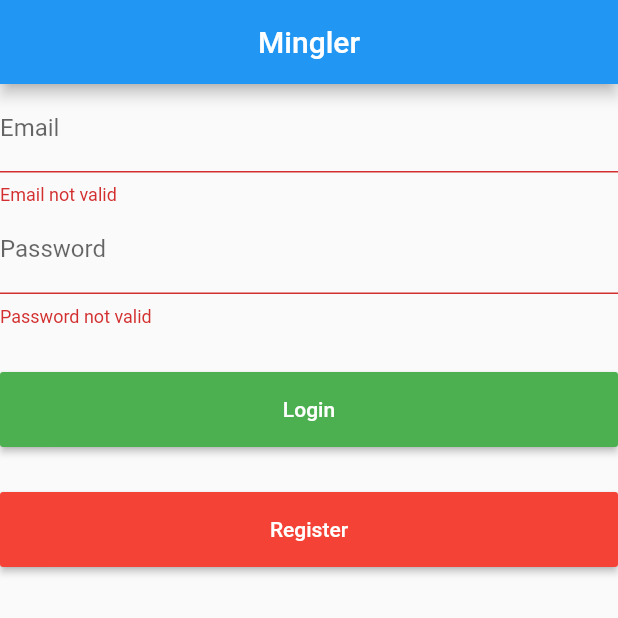
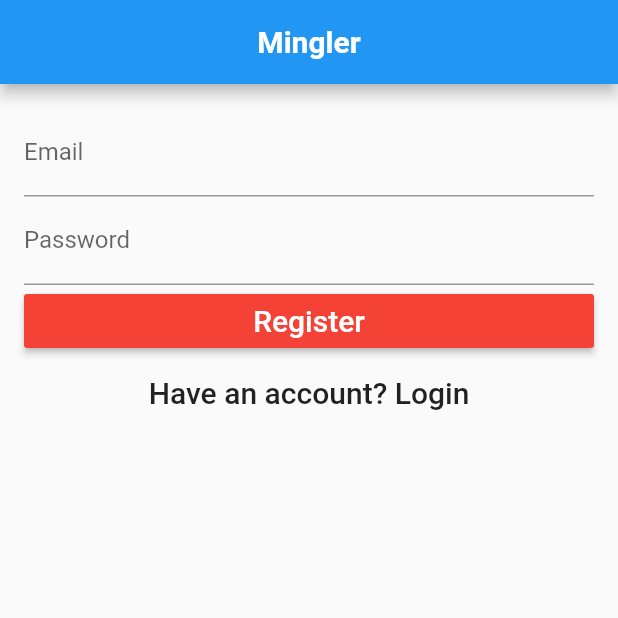
Before and after one commit to softeng-feup/open-cx-powerrangers, a Flutter app: the screen it shows after launch, after a tap on "Login", after a tap on "Register", on a phone screen of 412 x 824 dp, the top half of it. Run offline on Flutter 3.47's test engine with Material 2 defaults, Android fonts, the phone set to English and light mode, and no system bars; our stand-ins replace firebase_auth; accounts and stored records are empty.

Commit message:
added all firebase functions and routes

```diff
--- /dev/null
+++ b/flutter_app/lib/app_screens/auth.dart
@@ -0,0 +1,38 @@
+import 'package:firebase_auth/firebase_auth.dart';
+
+//class for all authentication related code
+
+abstract class BaseAuth {
+  Future<String> signInWithEmailAndPassword(String email, String password);
+  Future<String> createUserWithEmailAndPassword(String email, String password);
+  Future<String> currentState();
+  Future<void> signOut();
+}
+
+class Auth implements BaseAuth{
+  final FirebaseAuth _fireBaseAuth = FirebaseAuth.instance;
+
+  Future<String> signInWithEmailAndPassword(String email, String password) async
+  {
+    FirebaseUser user = (await _fireBaseAuth.signInWithEmailAndPassword(email: email, password: password)).user;
+
+    return user.uid;
+  }
+
+  Future<String> createUserWithEmailAndPassword(String email, String password) async
+  {
+    FirebaseUser user = (await _fireBaseAuth.createUserWithEmailAndPassword(email: email, password: password)).user;
+    return user.uid;
+  }
+
+  Future<String> currentState() async
+  {
+    FirebaseUser user = await _fireBaseAuth.currentUser();
+    return user.uid;
+  }
+
+  Future<void> signOut() async
+  {
+    return _fireBaseAuth.signOut();
+  }
+}
--- a/flutter_app/lib/app_screens/homePage.dart
+++ b/flutter_app/lib/app_screens/homePage.dart
@@ -8,7 +8,7 @@ class homePage extends StatelessWidget
   {
     return new Scaffold(
       body: new Container(
-        child: new Text('your feed is empty :(')
+        child: new Text('Your feed is empty :(')
       ),
     );
   }
--- a/flutter_app/lib/app_screens/match.dart
+++ b/flutter_app/lib/app_screens/match.dart
@@ -1,5 +1,7 @@
 import 'package:flutter/material.dart';
+import 'package:flutter_app/app_screens/auth.dart';
 import 'package:flutter_app/app_screens/main_Menu.dart';
+import 'package:flutter_app/app_screens/root.dart';
 
 class Match extends StatefulWidget {
   @override
@@ -115,7 +117,7 @@ class _MatchState extends State<Match> {
             {
               Navigator.push(
                 currentContext,
-                MaterialPageRoute(builder: (currentContext) => MainMenu()),
+                MaterialPageRoute(builder: (currentContext) => RootPage()),
               )
             },
             textColor: Colors.white,
@@ -141,7 +143,7 @@ class _MatchState extends State<Match> {
             {
               Navigator.push(
                 currentContext,
-                MaterialPageRoute(builder: (currentContext) => MainMenu()),
+                MaterialPageRoute(builder: (currentContext) => RootPage()),
               )
             },
             textColor: Colors.white,
--- /dev/null
+++ b/flutter_app/lib/app_screens/root.dart
@@ -0,0 +1,74 @@
+import 'package:flutter/material.dart';
+import 'package:flutter_app/app_screens/main_Menu.dart';
+import 'user_login.dart';
+import 'auth.dart';
+
+//Root para melhor gerir mudanças entre login screen e homePage
+class RootPage extends StatefulWidget{
+  RootPage({this.auth});
+  final BaseAuth auth;
+
+  @override
+  State<StatefulWidget> createState() => new _RootPageState();
+}
+
+enum AuthStatus{
+  notSignedIn,
+  signedIn
+}
+
+class _RootPageState extends State<RootPage>
+{
+  AuthStatus _authStatus = AuthStatus.notSignedIn;
+
+  @override
+  void initState() {
+    super.initState();
+
+    widget.auth.currentState().then((userID)
+    {
+      setState(() {
+        if (userID == null)
+          _authStatus = AuthStatus.notSignedIn;
+        else
+          _authStatus = AuthStatus.signedIn;
+      });
+    });
+  }
+
+  void _signedIn()
+  {
+    setState(() {
+      _authStatus = AuthStatus.signedIn;
+    });
+  }
+
+  void _signedOut()
+  {
+    setState(() {
+      _authStatus = AuthStatus.notSignedIn;
+    });
+  }
+
+  @override
+  Widget build(BuildContext context) {
+
+    switch(_authStatus)
+    {
+      case AuthStatus.notSignedIn:
+        {
+          return new UserLogin(
+              auth: widget.auth,
+              onSignedIn: _signedIn,
+          );
+        }
+      case AuthStatus.signedIn:
+        {
+          return new MainMenu(
+            auth: widget.auth,
+            onSignedOut: _signedOut,
+          );
+        }
+    }
+  }
+}
--- a/flutter_app/lib/app_screens/user_login.dart
+++ b/flutter_app/lib/app_screens/user_login.dart
@@ -1,14 +1,14 @@
 import 'package:flutter/material.dart';
-import 'package:flutter_app/app_screens/homePage.dart';
-import 'package:flutter_app/app_screens/main_Menu.dart';
+import 'package:flutter_app/app_screens/BaseAppBar.dart';
 import 'package:flutter_app/app_screens/user_register.dart';
-import 'user_profile.dart';
-import 'package:firebase_auth/firebase_auth.dart';
-
-
+import 'auth.dart';
 
 
 class UserLogin extends StatefulWidget {
+  UserLogin({this.auth, this.onSignedIn});
+  final BaseAuth auth;
+  final VoidCallback onSignedIn;
+
   @override
   _UserLoginState createState() => _UserLoginState();
 }
@@ -20,9 +20,6 @@ enum FormType {
 }
 
 class _UserLoginState extends State<UserLogin> {
-  //TODO: Criar tipo de letra no inicio para nao repetir em cada Textfield
-
-
 
   final formKey = GlobalKey<FormState>();
 
@@ -30,7 +27,7 @@ class _UserLoginState extends State<UserLogin> {
   FormType _formType = FormType.login;
   bool _loading = false;
 
-  bool validateandsave(){
+  bool validateAndSave(){
     final form = formKey.currentState;
       if(form.validate()){
         form.save();
@@ -42,17 +39,23 @@ class _UserLoginState extends State<UserLogin> {
       }
   }
 
-  void validateandsubmit() async {
-    if(validateandsave()){
+  void validateAndSubmit() async {
+
+    String userID;
+
+    if(validateAndSave()){
       try{
         if(_formType == FormType.login){
-          FirebaseUser user = (await FirebaseAuth.instance.signInWithEmailAndPassword(email: _email, password: _password)).user;
-          print("Signed in: ${user.uid}");
+          userID = await widget.auth.signInWithEmailAndPassword(_email, _password);
+          print("Signed in: $userID");
         }
         else{
-          FirebaseUser user = (await FirebaseAuth.instance.createUserWithEmailAndPassword(email: _email, password: _password)).user;
-          print("Registered in: ${user.uid}");
+          userID = await widget.auth.createUserWithEmailAndPassword(_email, _password);
+          print("Registered in: $userID");
         }
+
+        widget.onSignedIn();
+
       } catch (e){
         switch(e.code){
           case "ERROR_USER_NOT_FOUND":
@@ -137,13 +140,15 @@ class _UserLoginState extends State<UserLogin> {
     }
   }
 
-  void movetoregister(){
+  void moveToRegister(){
+    formKey.currentState.reset();
     setState(() {
       _formType = FormType.register;
     });
   }
 
-  void movetologin(){
+  void moveToLogin(){
+    formKey.currentState.reset();
     setState(() {
       _formType = FormType.login;
     });
@@ -154,14 +159,18 @@ class _UserLoginState extends State<UserLogin> {
   Widget build(BuildContext context) {
     currentContext = context;
     return Scaffold(
-      //resizeToAvoidBottomInset: false,
+      appBar: new AppBar(
+        title: Text('Mingler', style: new TextStyle(fontSize: 20, fontWeight: FontWeight.bold, color: Colors.white),),
+        centerTitle: true,
+      ),
       body: Center(
         child: Container(
+          padding: EdgeInsets.all(16.0),
           child: Form(
             key: formKey,
             child: Column(
               crossAxisAlignment: CrossAxisAlignment.stretch,
-              children: inputs() + loginButtons() + registerButtons()
+              children: inputs() + buildSubButtons()
             ),
           ),
         ),
@@ -187,64 +196,35 @@ class _UserLoginState extends State<UserLogin> {
     ];
   }
 
-  List<Widget> loginButtons(){
-    return [
-
-              SizedBox( //caixa da password
-              height: 30,
-              ),
-              ButtonTheme(
-              //elevation: 4,
-              //color: Colors.green,
-              minWidth: double.infinity,
-                child: MaterialButton(
-                  onPressed: (){
-                    movetologin();
-                    validateandsubmit();
-                    if(_loading == true){
-                      Navigator.push(
-                        currentContext,
-                        MaterialPageRoute(builder: (currentContext) => MainMenu()),
-                      );
-                    }
-
-                  },
-                  textColor: Colors.white,
-                  color: Colors.green,
-                  height: 50,
-                  child: Text("Login"),
+  List<Widget> buildSubButtons()
+  {
+    if(_formType == FormType.login) {
+      return [
+        new RaisedButton(
+          color: Colors.green,
+          textColor: Colors.white,
+          child: new Text('Login', style: new TextStyle(fontSize: 20),),
+          onPressed: validateAndSubmit,
         ),
-      ),
-    ];
-
-  }
-
-  List<Widget> registerButtons(){
-    return [
-      SizedBox( //caixa da password
-        height: 30,
-      ),
-      ButtonTheme(
-        //elevation: 4,
-        //color: Colors.green,
-        minWidth: double.infinity,
-        child: MaterialButton(
-          onPressed: (){
-            movetoregister();
-            validateandsubmit();
-            if(_loading == true){
-              Navigator.push(
-                currentContext,
-                MaterialPageRoute(builder: (currentContext) => UserRegister()),
-              );
-            }
-          },
+        new FlatButton(
+          child: new Text('Register', style: new TextStyle(fontSize: 20),),
+          onPressed: moveToRegister,
+        )
+      ];
+    }
+    else {
+      return [
+        new RaisedButton(
+          color: Colors.red,
           textColor: Colors.white,
-          color: Colors.red,
-          height: 50,
-          child: Text("Register"),
+          child: new Text('Register', style: new TextStyle(fontSize: 20),),
+          onPressed: validateAndSubmit,
         ),
-      ),
-    ];
+        new FlatButton(
+          child: new Text('Have an account? Login', style: new TextStyle(fontSize: 20),),
+          onPressed: moveToLogin,
+        )
+      ];
+    }
   }
 }
--- a/flutter_app/lib/main.dart
+++ b/flutter_app/lib/main.dart
@@ -1,4 +1,5 @@
 import 'package:flutter/material.dart';
+import 'package:flutter_app/app_screens/BaseAppBar.dart';
 
 import 'app_screens/user_login.dart';
 import 'app_screens/user_profile.dart';
@@ -6,6 +7,8 @@ import 'app_screens/user_register.dart';
 import 'app_screens/homePage.dart';
 import 'app_screens/main_Menu.dart';
 import 'app_screens/match.dart';
+import 'app_screens/auth.dart';
+import 'app_screens/root.dart';
 
 void main() => runApp(MyApp());
 
@@ -22,11 +25,7 @@ class MyApp extends StatelessWidget {
       ),
       //home: MyHomePage(title: 'Flutter Demo Home Page'),
       home: Scaffold(
-          appBar: AppBar(
-            centerTitle: true,
-            title: Text('Mingler', textAlign: TextAlign.right,),
-          ),
-          body: UserLogin(),
+          body: RootPage(auth: new Auth(),),
           ),
         );
   }
```
Also changed, not shown: flutter_app/lib/app_screens/BaseAppBar.dart (added, +27 -0 lines), flutter_app/lib/app_screens/main_Menu.dart (+27 -3 lines), 2 other files.
